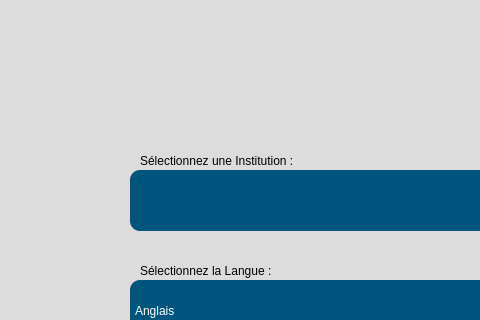
Before: the Qt Designer form src/user_interface/french_welcome_screen.ui in eppenney/eBook-Perpetual-Access-Rights-Tracker, drawn with Qt 5; both pictures show x 160 to 640 and y 100 to 420 of the 1183 by 877 pixel window.
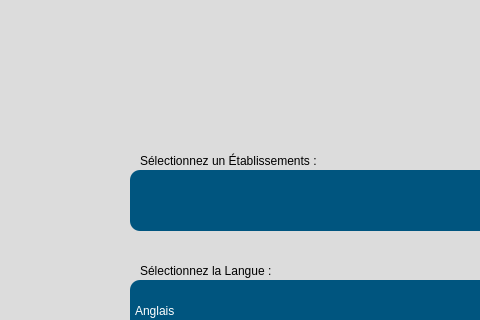
After: the same form once the commit is applied. Icons and pictures are not drawn.

Commit message: - Changed french institution to etablissement (with an accent on the e)

```diff
--- a/src/user_interface/french_welcome_screen.ui
+++ b/src/user_interface/french_welcome_screen.ui
@@ -70,7 +70,7 @@
      <string>font: 75 14pt &quot;Arial&quot;; color: black;</string>
     </property>
     <property name="text">
-     <string>Sélectionnez une Institution :</string>
+     <string>Sélectionnez un Établissements :</string>
     </property>
    </widget>
    <widget class="QComboBox" name="institutionSelection">
```
The commit also changes 3 other files.
